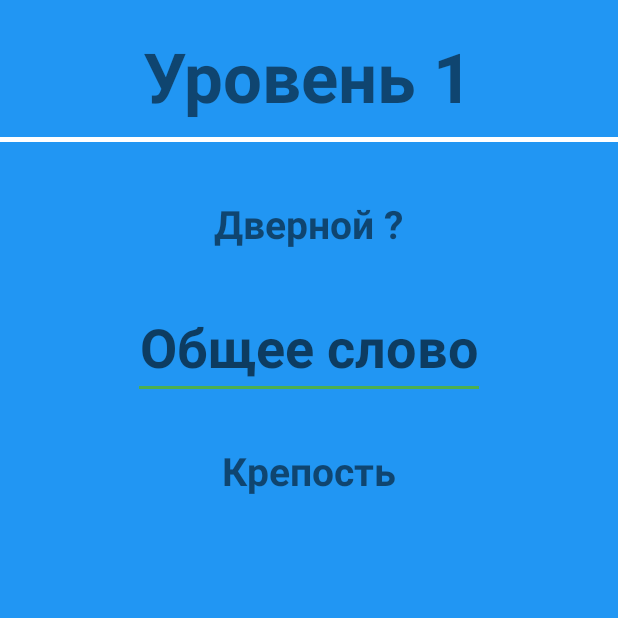
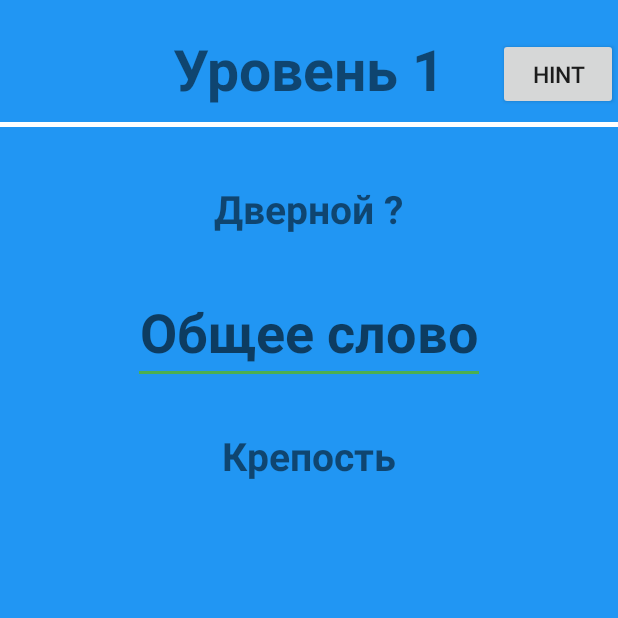
Before and after one commit to drzubabuba/Golovolomka, an Android app: the screen it shows after launch (PlayActivity), after a tap on "ИГРАТЬ", on a phone screen of 412 x 824 dp, the top half of it. Run offline under Robolectric (Android 15) with nearby library versions, the phone set to English and light mode, and no system bars; our stand-ins replace AdMob; Roboto replaces fonts that are not available here.

Commit message:
Реклама
Signed-off-by: DBalakishyieu <DBalakishyieu@gomel.iba.by>

```diff
--- a/app/build.gradle
+++ b/app/build.gradle
@@ -23,7 +23,9 @@ dependencies {
     implementation fileTree(dir: 'libs', include: ['*.jar'])
     implementation 'androidx.appcompat:appcompat:1.0.2'
     implementation 'androidx.constraintlayout:constraintlayout:1.1.3'
+    implementation 'com.google.android.gms:play-services-ads:18.1.0'
     testImplementation 'junit:junit:4.12'
     androidTestImplementation 'androidx.test:runner:1.2.0'
     androidTestImplementation 'androidx.test.espresso:espresso-core:3.2.0'
+
 }
--- a/app/src/main/java/com/example/golovolomka2/PlayActivity.java
+++ b/app/src/main/java/com/example/golovolomka2/PlayActivity.java
@@ -3,6 +3,8 @@ package com.example.golovolomka2;
 import androidx.appcompat.app.AppCompatActivity;
 
 import android.app.Activity;
+import android.app.AlertDialog;
+import android.content.DialogInterface;
 import android.content.Intent;
 import android.content.SharedPreferences;
 import android.graphics.Color;
@@ -19,9 +21,18 @@ import android.widget.RelativeLayout;
 import android.widget.TextView;
 import android.widget.Toast;
 
+import com.google.android.gms.ads.AdListener;
+import com.google.android.gms.ads.AdRequest;
+import com.google.android.gms.ads.InterstitialAd;
+import com.google.android.gms.ads.MobileAds;
+import com.google.android.gms.ads.initialization.InitializationStatus;
+import com.google.android.gms.ads.initialization.OnInitializationCompleteListener;
+
 import java.util.ArrayList;
 
 public class PlayActivity extends AppCompatActivity {
+
+    private InterstitialAd mInterstital;
 
     // SharedPreferences
     private static final String PREFS_FILE = "GamePref";
@@ -42,11 +53,14 @@ public class PlayActivity extends AppCompatActivity {
     EditText userAnswer;
     RelativeLayout layout;
     Button nextLevelBtn;
+    Button hintBtn;
+
 
     @Override
     protected void onCreate(Bundle savedInstanceState) {
         super.onCreate(savedInstanceState);
         setContentView(R.layout.activity_play);
+        MobileAds.initialize(this,"ca-app-pub-5845066134579557~7077637026");
 
         Intent intent = getIntent();
         levelID = Integer.parseInt(intent.getStringExtra(ChooseLevelActivity.LEVEL_KEY));
@@ -55,7 +69,39 @@ public class PlayActivity extends AppCompatActivity {
         initQuestions();
         initViews();
 
+        mInterstital = new InterstitialAd(this);
+//        ca-app-pub-3940256099942544/1033173712 - тестовый
+//        ca-app-pub-5845066134579557/2220950060 - нащ
+        mInterstital.setAdUnitId("ca-app-pub-3940256099942544/1033173712");
+        loadAd();
 
+        mInterstital.setAdListener(new AdListener(){
+            @Override
+            public void onAdLoaded() {
+                Toast.makeText(getApplicationContext(),"Add loaded", Toast.LENGTH_SHORT).show();
+            }
+
+            @Override
+            public void onAdFailedToLoad(int i) {
+                Toast.makeText(getApplicationContext(),"Some trouble with load"+i,Toast.LENGTH_SHORT).show();
+            }
+
+            @Override
+            public void onAdClosed() {
+                userAnswer.setHint(listOfQuestions.get(levelID-1).getAnswer());
+                loadAd();
+            }
+        });
+
+
+
+
+
+    }
+
+    private  void loadAd(){
+        AdRequest adRequest = new AdRequest.Builder().addTestDevice(AdRequest.DEVICE_ID_EMULATOR).build();
+        mInterstital.loadAd(adRequest);
     }
 
     // Инициализация элементов интерфейса
@@ -67,6 +113,7 @@ public class PlayActivity extends AppCompatActivity {
         layout = findViewById(R.id.playLayout);
         nextLevelBtn = findViewById(R.id.nextLevelBtn);
         lvl = findViewById(R.id.txtLevel);
+        hintBtn = findViewById(R.id.hintButton);
 
 
 
@@ -94,12 +141,43 @@ public class PlayActivity extends AppCompatActivity {
                 setCurrentQuestion();
             }
         });
+        hintBtn.setOnClickListener(new View.OnClickListener() {
+            @Override
+            public void onClick(View view) {
+                AlertDialog.Builder builder = new AlertDialog.Builder(PlayActivity.this);
+                builder.setTitle("Окно подсказки")
+                        .setMessage("Посмотреть рекламу чтобы получить подсказку?")
+                        .setCancelable(false)
+                        .setNegativeButton("Нет,сам справлюсь)",
+                                new DialogInterface.OnClickListener() {
+                                    public void onClick(DialogInterface dialog, int id) {
+                                        dialog.cancel();
+                                    }
+                                })
+                        .setPositiveButton("Да,трудно(", new DialogInterface.OnClickListener() {
+                            @Override
+                            public void onClick(DialogInterface dialogInterface, int i) {
+                                //Toast.makeText(getApplicationContext(),"Ведутся работы! Далее тут будет реклама",Toast.LENGTH_SHORT).show();
+                                if(mInterstital.isLoaded()){
+                                    mInterstital.show();
+                                    loadAd();
+                                }else{
+                                    Toast.makeText(getApplicationContext(),"Some error",Toast.LENGTH_SHORT).show();
+                                    loadAd();
+                                }
+                            }
+                        });
+                AlertDialog alert = builder.create();
+                alert.show();
+            }
+        });
 
         setCurrentQuestion();
     }
 
     public void setCurrentQuestion(){
         userAnswer.setText("");
+        userAnswer.setHint("Общее слово");
         firstHint.setText(listOfQuestions.get(levelID-1).getFirstHint());
         secondHint.setText(listOfQuestions.get(levelID-1).getSecondHint());
         lvl.setText("Уровень " + levelID);
--- a/app/src/main/res/layout/activity_play.xml
+++ b/app/src/main/res/layout/activity_play.xml
@@ -16,7 +16,7 @@
         android:layout_marginTop="20dp"
         android:fontFamily="@font/baloo_thambi"
         android:text="Уровень"
-        android:textSize="46sp"
+        android:textSize="38sp"
         android:textStyle="bold"
         />
 
@@ -78,6 +78,15 @@
         android:enabled="false"
         android:text="Далее"/>
 
+    <Button
+        android:id="@+id/hintButton"
+        android:layout_width="wrap_content"
+        android:layout_height="wrap_content"
+        android:layout_marginLeft="35dp"
+        android:layout_marginTop="25dp"
+        android:layout_toRightOf="@+id/txtLevel"
+        android:text="Hint"
+        android:textSize="15dp"/>
 
 
 </RelativeLayout>
--- a/build.gradle
+++ b/build.gradle
@@ -8,6 +8,7 @@ buildscript {
     }
     dependencies {
         classpath 'com.android.tools.build:gradle:3.4.1'
+
 
         // NOTE: Do not place your application dependencies here; they belong
         // in the individual module build.gradle files
```
Also changed, not shown: app/src/main/AndroidManifest.xml (+13 -0 lines).
